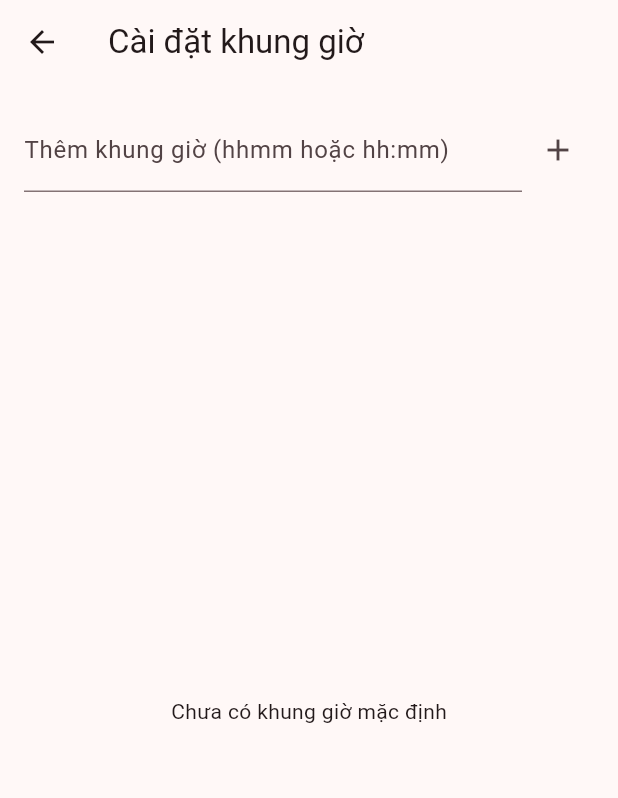
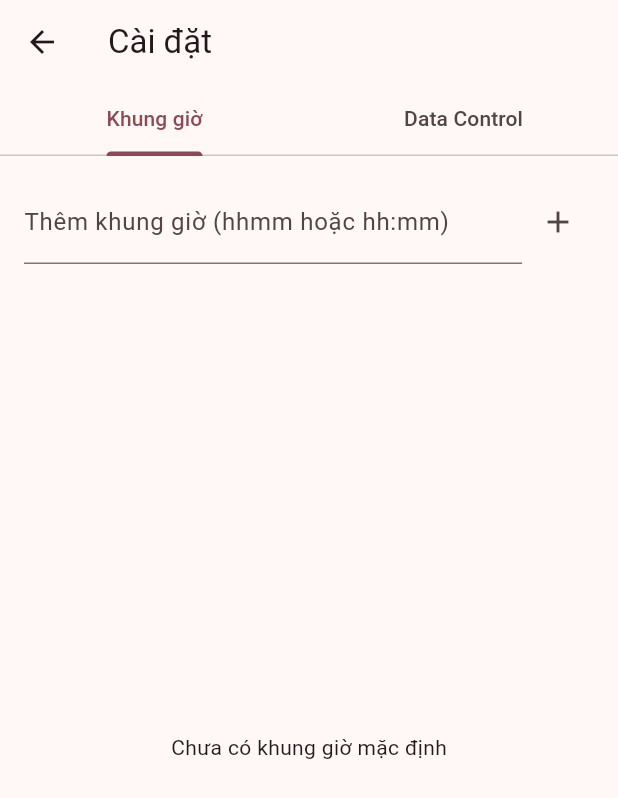
Before and after one commit to quoctuyenit/note-work, a Flutter app: the SettingsScreen screen opened directly, on a phone screen of 412 x 824 dp. Shown: the top 798 px of the screen. Run offline on Flutter 3.47's test engine with Material 3 defaults, Android fonts, the light colour scheme and no system bars; our stand-ins replace drift, file_picker, flutter_riverpod, hive_flutter; missing offline and left inert: dart:html, file_saver; accounts and stored records are empty.

Commit message:
update function backup restore data

```diff
--- a/lib/ui/screens/settings_screen.dart
+++ b/lib/ui/screens/settings_screen.dart
@@ -1,6 +1,7 @@
 import 'package:flutter/material.dart';
 import 'package:flutter_riverpod/flutter_riverpod.dart';
 import 'package:note_work/providers/booking_provider.dart';
+import 'package:note_work/ui/tabs/backup_data_tab.dart';
 
 class SettingsScreen extends ConsumerStatefulWidget {
   const SettingsScreen({super.key});
@@ -9,11 +10,20 @@ class SettingsScreen extends ConsumerStatefulWidget {
   ConsumerState<SettingsScreen> createState() => _SettingsScreenState();
 }
 
-class _SettingsScreenState extends ConsumerState<SettingsScreen> {
+class _SettingsScreenState extends ConsumerState<SettingsScreen>
+    with SingleTickerProviderStateMixin {
   final TextEditingController _timeCtl = TextEditingController();
+  late final TabController _tabController;
+
+  @override
+  void initState() {
+    super.initState();
+    _tabController = TabController(length: 2, vsync: this);
+  }
 
   @override
   void dispose() {
+    _tabController.dispose();
     _timeCtl.dispose();
     super.dispose();
   }
@@ -24,8 +34,21 @@ class _SettingsScreenState extends ConsumerState<SettingsScreen> {
     final asyncDefaults = ref.watch(defaultSlotsProvider);
 
     return Scaffold(
-      appBar: AppBar(title: const Text('Cài đặt khung giờ')),
-      body: Padding(
+      appBar: AppBar(
+        title: const Text('Cài đặt'),
+        bottom: TabBar(
+          controller: _tabController,
+          tabs: const [
+            Tab(text: 'Khung giờ'),
+            Tab(text: 'Data Control'),
+          ],
+        ),
+      ),
+      body: TabBarView(
+        controller: _tabController,
+        children: [
+          // Tab 1
+          Padding(
             padding: const EdgeInsets.all(16),
             child: Column(children: [
               Row(children: [
@@ -33,7 +56,9 @@ class _SettingsScreenState extends ConsumerState<SettingsScreen> {
                   child: TextField(
                     controller: _timeCtl,
                     keyboardType: TextInputType.number,
-                decoration: const InputDecoration(labelText: 'Thêm khung giờ (hhmm hoặc hh:mm)'),
+                    decoration: const InputDecoration(
+                      labelText: 'Thêm khung giờ (hhmm hoặc hh:mm)',
+                    ),
                   ),
                 ),
                 IconButton(
@@ -46,8 +71,11 @@ class _SettingsScreenState extends ConsumerState<SettingsScreen> {
                       _timeCtl.clear();
                       ref.refresh(defaultSlotsProvider);
                     } catch (e) {
-                  final msg = (e is String) ? e : e.toString().replaceFirst('Exception: ', 'Lỗi: ');
-                  ScaffoldMessenger.of(context).showSnackBar(SnackBar(content: Text(msg)));
+                      final msg = (e is String)
+                          ? e
+                          : e.toString().replaceFirst('Exception: ', 'Lỗi: ');
+                      ScaffoldMessenger.of(context)
+                          .showSnackBar(SnackBar(content: Text(msg)));
                     }
                   },
                 ),
@@ -56,7 +84,9 @@ class _SettingsScreenState extends ConsumerState<SettingsScreen> {
               Expanded(
                 child: asyncDefaults.when(
                   data: (list) {
-                if (list.isEmpty) return const Center(child: Text('Chưa có khung giờ mặc định'));
+                    if (list.isEmpty) {
+                      return const Center(child: Text('Chưa có khung giờ mặc định'));
+                    }
                     return ListView.builder(
                       itemCount: list.length,
                       itemBuilder: (ctx, i) {
@@ -80,6 +110,11 @@ class _SettingsScreenState extends ConsumerState<SettingsScreen> {
               ),
             ]),
           ),
+
+          // Tab 2: Backup / Restore
+          const BackupDataTab(),
+        ],
+      ),
     );
   }
 }
--- a/pubspec.yaml
+++ b/pubspec.yaml
@@ -18,6 +18,8 @@ dependencies:
   uuid: ^4.4.0
   hive: ^2.2.3
   hive_flutter: ^1.1.0
+  file_saver: ^0.2.6
+  file_picker: ^6.1.1
 
 dev_dependencies:
   flutter_test:
```
Also changed, not shown: lib/database/app_database.dart (+135 -13 lines), lib/repository/booking_repository.dart (+37 -9 lines), lib/services/backup_service.dart (added, +113 -0 lines), lib/ui/tabs/backup_data_tab.dart (added, +53 -0 lines), lib/ui/screens/main_screen.dart (deleted), pubspec.lock, 6 other files. Lines whose indentation alone changed are shown as unchanged.
